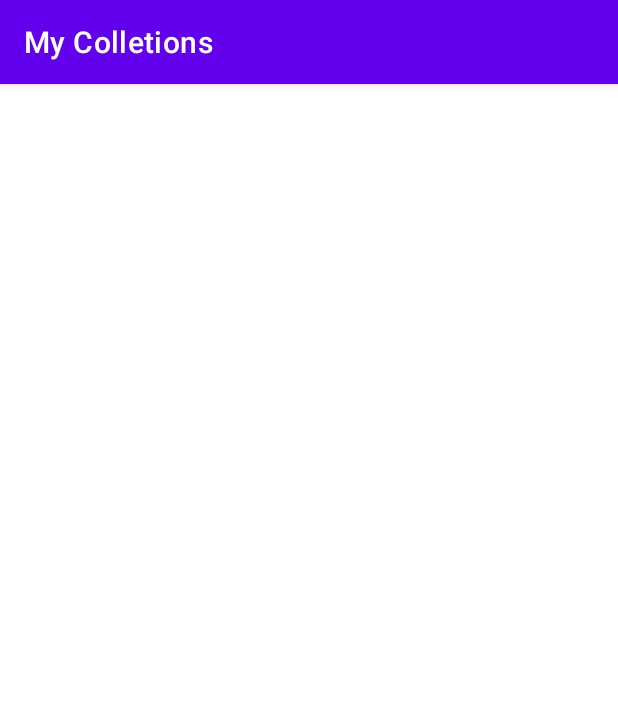
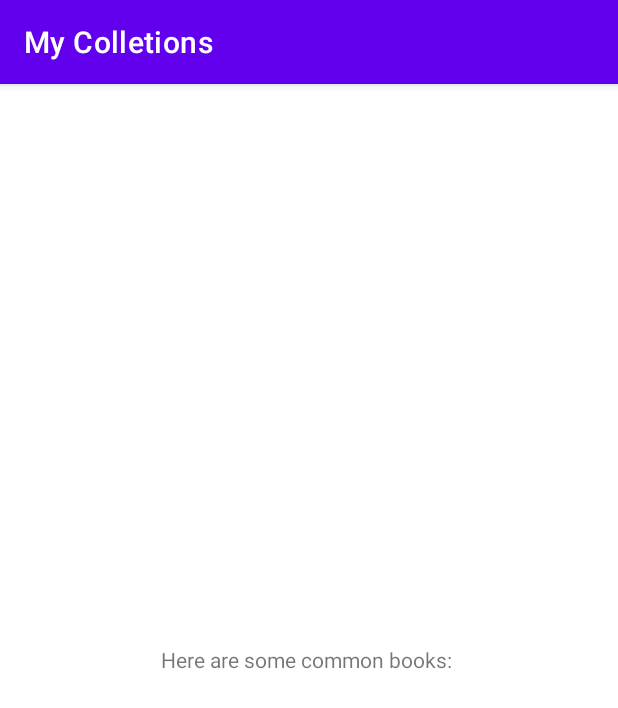
Before and after one commit to aboiyon/bookit, an Android app: the screen it shows after launch (BooksActivity), after a tap on "FIND BOOKS", on a phone screen of 412 x 824 dp. Shown: the top 708 px of the screen. Run offline under Robolectric (Android 15) with nearby library versions, the phone set to English and light mode, and no system bars.

Commit message:
feat: pass data betweem main and books activity

```diff
--- a/app/src/main/java/com/aboiyon/mycolletions/BooksActivity.java
+++ b/app/src/main/java/com/aboiyon/mycolletions/BooksActivity.java
@@ -2,13 +2,19 @@ package com.aboiyon.mycolletions;
 
 import androidx.appcompat.app.AppCompatActivity;
 
+import android.content.Intent;
 import android.os.Bundle;
+import android.widget.TextView;
 
 public class BooksActivity extends AppCompatActivity {
-
+    private TextView mBooksTextView;
     @Override
     protected void onCreate(Bundle savedInstanceState) {
         super.onCreate(savedInstanceState);
         setContentView(R.layout.activity_books);
+        mBooksTextView = (TextView) findViewById(R.id.booksTextView);
+        Intent intent = getIntent();
+        String books = intent.getStringExtra("books");
+        mBooksTextView.setText("Here are some common books: " + books);
     }
 }
--- a/app/src/main/java/com/aboiyon/mycolletions/MainActivity.java
+++ b/app/src/main/java/com/aboiyon/mycolletions/MainActivity.java
@@ -25,8 +25,9 @@ public class MainActivity extends AppCompatActivity {
             @Override
             public void onClick(View view) {
                 String books = mBooksEditText.getText().toString();
-                Log.d(TAG, books);
+//                Log.d(TAG, books);
                 Intent intent = new Intent(MainActivity.this, BooksActivity.class);
+                intent.putExtra("books", books);
                 startActivity(intent);
             }
         });
--- a/app/src/main/res/layout/activity_books.xml
+++ b/app/src/main/res/layout/activity_books.xml
@@ -1,9 +1,14 @@
 <?xml version="1.0" encoding="utf-8"?>
-<androidx.constraintlayout.widget.ConstraintLayout xmlns:android="http://schemas.android.com/apk/res/android"
-    xmlns:app="http://schemas.android.com/apk/res-auto"
+<RelativeLayout xmlns:android="http://schemas.android.com/apk/res/android"
     xmlns:tools="http://schemas.android.com/tools"
     android:layout_width="match_parent"
     android:layout_height="match_parent"
-    tools:context=".BooksActivity">
-
-</androidx.constraintlayout.widget.ConstraintLayout>
+    tools:context="com.aboiyon.mycolletions.BooksActivity">
+    <TextView
+        android:layout_width="wrap_content"
+        android:layout_height="wrap_content"
+        android:text="Books"
+        android:id="@+id/booksTextView"
+        android:layout_centerVertical="true"
+        android:layout_centerHorizontal="true" />
+</RelativeLayout>
```
